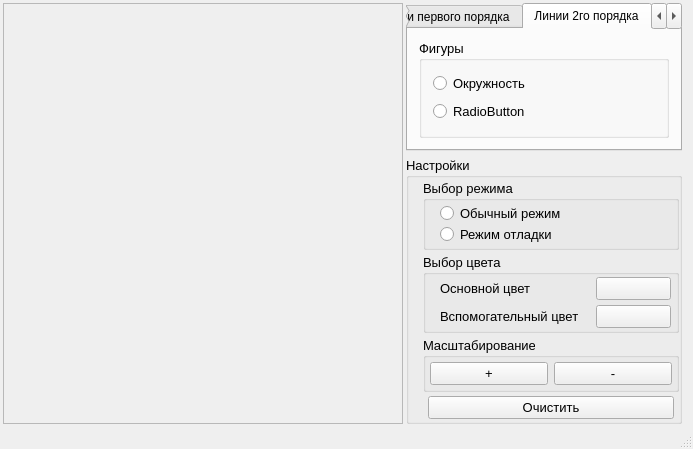
First picture: the form in mainwindow.ui, repository asvitenkov/GIIS, before the edit.
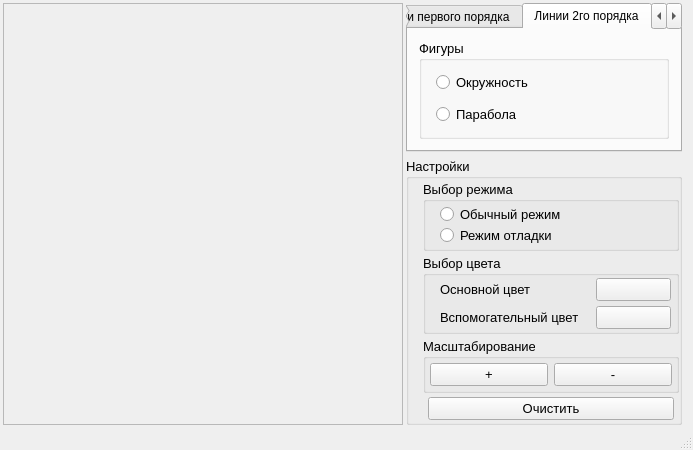
Second picture: the form after the edit. The open tabs and pages were chosen to show the change.

```diff
--- a/mainwindow.ui
+++ b/mainwindow.ui
@@ -7,7 +7,7 @@
     <x>0</x>
     <y>0</y>
     <width>691</width>
-    <height>442</height>
+    <height>450</height>
    </rect>
   </property>
   <property name="windowTitle">
@@ -77,12 +77,18 @@
         <property name="maximumSize">
          <size>
           <width>320</width>
-          <height>16777215</height>
+          <height>1500</height>
          </size>
         </property>
+        <property name="tabShape">
+         <enum>QTabWidget::Rounded</enum>
+        </property>
         <property name="currentIndex">
          <number>0</number>
         </property>
+        <property name="documentMode">
+         <bool>false</bool>
+        </property>
         <widget class="QWidget" name="algorithmLinesTab">
          <attribute name="title">
           <string>Линии первого порядка</string>
@@ -185,6 +191,24 @@
              <string>Фигуры</string>
             </property>
             <layout class="QVBoxLayout" name="verticalLayout_3">
+             <property name="spacing">
+              <number>0</number>
+             </property>
+             <property name="sizeConstraint">
+              <enum>QLayout::SetMinimumSize</enum>
+             </property>
+             <property name="leftMargin">
+              <number>14</number>
+             </property>
+             <property name="topMargin">
+              <number>0</number>
+             </property>
+             <property name="rightMargin">
+              <number>0</number>
+             </property>
+             <property name="bottomMargin">
+              <number>0</number>
+             </property>
              <item>
               <widget class="QRadioButton" name="radioBtnRound">
                <property name="text">
@@ -195,7 +219,7 @@
              <item>
               <widget class="QRadioButton" name="radioButton_2">
                <property name="text">
-                <string>RadioButton</string>
+                <string>Парабола</string>
                </property>
               </widget>
              </item>
```
Left out of the diff: 17 changed lines with no effect on the pictures.
